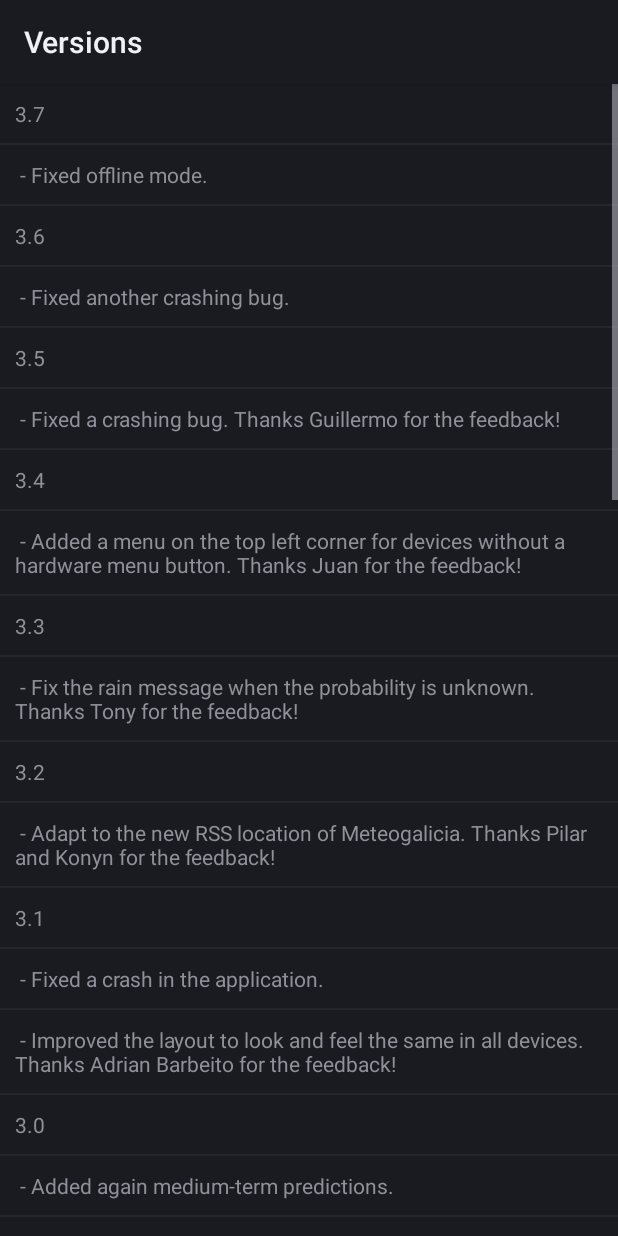
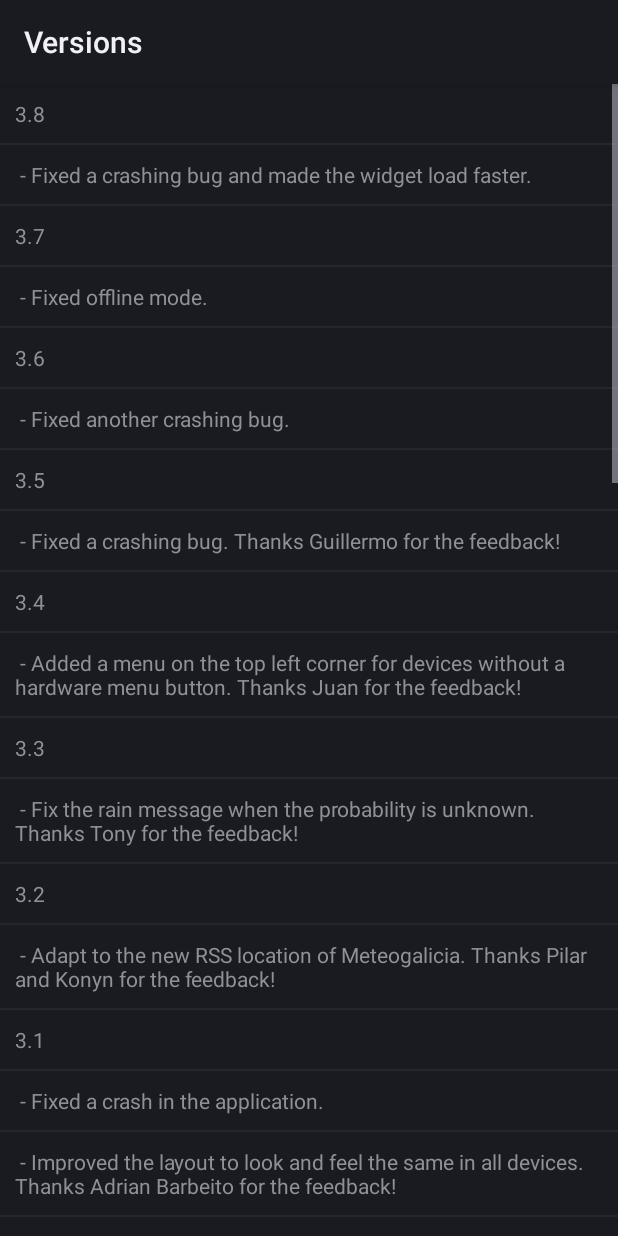
Before and after one commit to rubenlg/otempo, an Android app: the ChangeLog screen opened directly, with no data from a screen before it, on a phone screen of 412 x 824 dp. Run offline under Robolectric (Android 15) with nearby library versions, the phone set to English and light mode, and no system bars.

Commit message:
Release notes for 3.8, and had to bump the version code ro 29 because of the play store UI :(

```diff
--- a/app/src/main/AndroidManifest.xml
+++ b/app/src/main/AndroidManifest.xml
@@ -1,7 +1,7 @@
 <?xml version="1.0" encoding="utf-8"?>
 <manifest xmlns:android="http://schemas.android.com/apk/res/android"
     package="org.otempo"
-    android:versionCode="28"
+    android:versionCode="29"
     android:versionName="3.8">
 
     <uses-permission android:name="android.permission.INTERNET" />
--- a/app/src/main/java/org/otempo/view/ChangeLog.java
+++ b/app/src/main/java/org/otempo/view/ChangeLog.java
@@ -34,6 +34,7 @@ public class ChangeLog extends ListActivity {
     protected void onCreate(Bundle savedInstanceState) {
         super.onCreate(savedInstanceState);
         Version[] versions = {
+                new Version("3.8", R.array.changelog_3_8),
                 new Version("3.7", R.array.changelog_3_7),
                 new Version("3.6", R.array.changelog_3_6),
                 new Version("3.5", R.array.changelog_3_5),
--- a/app/src/main/res/values/strings.xml
+++ b/app/src/main/res/values/strings.xml
@@ -123,6 +123,9 @@
 	<string name="wind_very_strong_southwest">very strong southwest</string>
 	<string name="wind_very_strong_west">very strong west</string>
 
+	<string-array name="changelog_3_8">
+		<item>Fixed a crashing bug and made the widget load faster.</item>
+	</string-array>
 	<string-array name="changelog_3_7">
 		<item>Fixed offline mode.</item>
 	</string-array>
```
Also changed, not shown: 2 other files.
